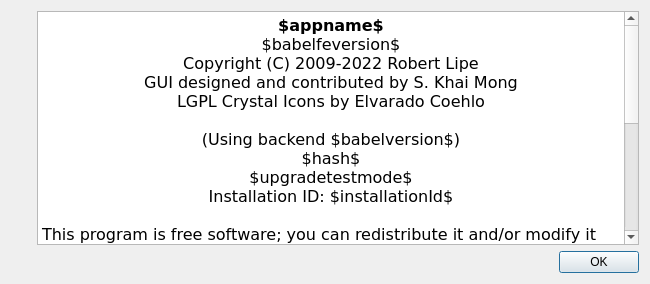
GPSBabel/gpsbabel, file gui/aboutui.ui: the form before one commit.
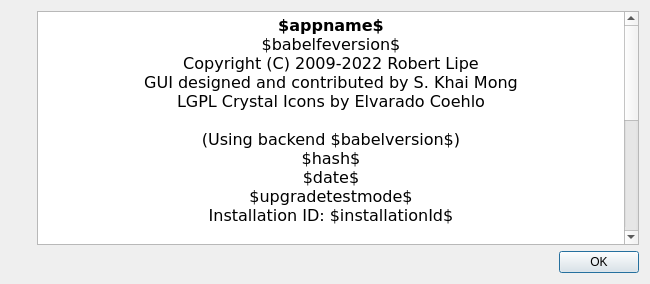
The form after the commit. Icons and pictures are not drawn.

Commit message: add build date from CI.

```diff
--- a/gui/aboutui.ui
+++ b/gui/aboutui.ui
@@ -89,6 +89,7 @@
 &lt;p align=&quot;center&quot; style=&quot;-qt-paragraph-type:empty; margin-top:0px; margin-bottom:0px; margin-left:0px; margin-right:0px; -qt-block-indent:0; text-indent:0px;&quot;&gt;&lt;br /&gt;&lt;/p&gt;
 &lt;p align=&quot;center&quot; style=&quot; margin-top:0px; margin-bottom:0px; margin-left:0px; margin-right:0px; -qt-block-indent:0; text-indent:0px;&quot;&gt;(Using backend $babelversion$)&lt;/p&gt;
 &lt;p align=&quot;center&quot; style=&quot; margin-top:0px; margin-bottom:0px; margin-left:0px; margin-right:0px; -qt-block-indent:0; text-indent:0px;&quot;&gt;$hash$&lt;/p&gt;
+&lt;p align=&quot;center&quot; style=&quot; margin-top:0px; margin-bottom:0px; margin-left:0px; margin-right:0px; -qt-block-indent:0; text-indent:0px;&quot;&gt;$date$&lt;/p&gt;
 &lt;p align=&quot;center&quot; style=&quot; margin-top:0px; margin-bottom:0px; margin-left:0px; margin-right:0px; -qt-block-indent:0; text-indent:0px;&quot;&gt;$upgradetestmode$&lt;/p&gt;
 &lt;p align=&quot;center&quot; style=&quot; margin-top:0px; margin-bottom:0px; margin-left:0px; margin-right:0px; -qt-block-indent:0; text-indent:0px;&quot;&gt;Installation ID: $installationId$&lt;/p&gt;
 &lt;p align=&quot;center&quot; style=&quot;-qt-paragraph-type:empty; margin-top:0px; margin-bottom:0px; margin-left:0px; margin-right:0px; -qt-block-indent:0; text-indent:0px;&quot;&gt;&lt;br /&gt;&lt;/p&gt;
```
The commit also changes 6 other files.
